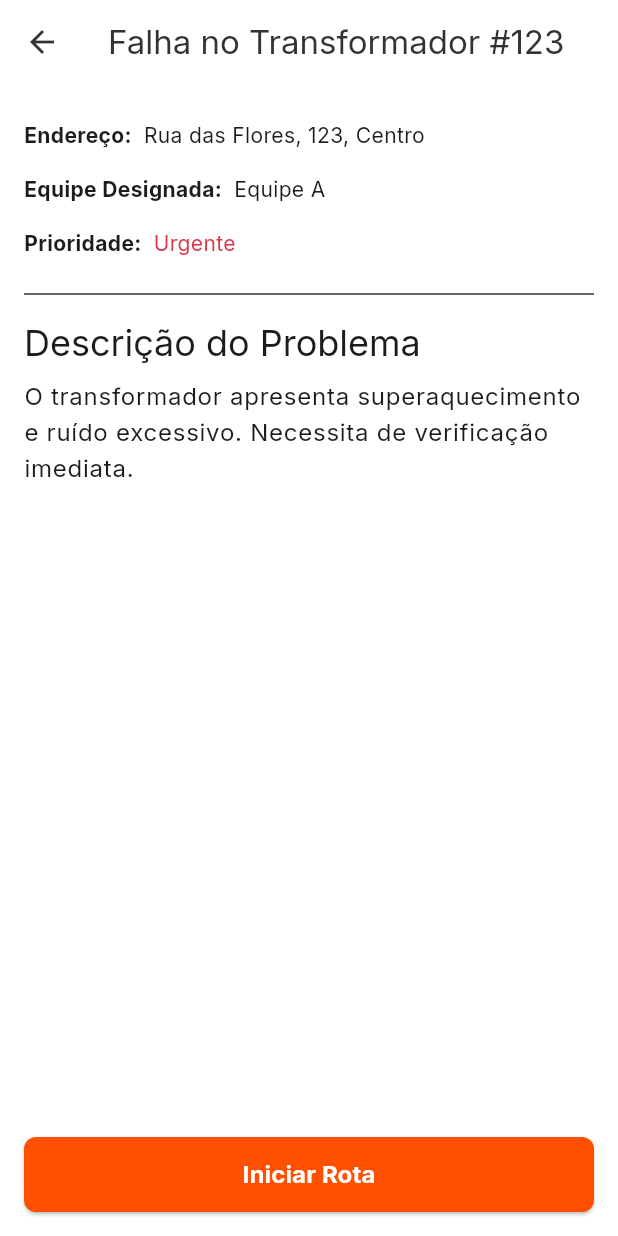
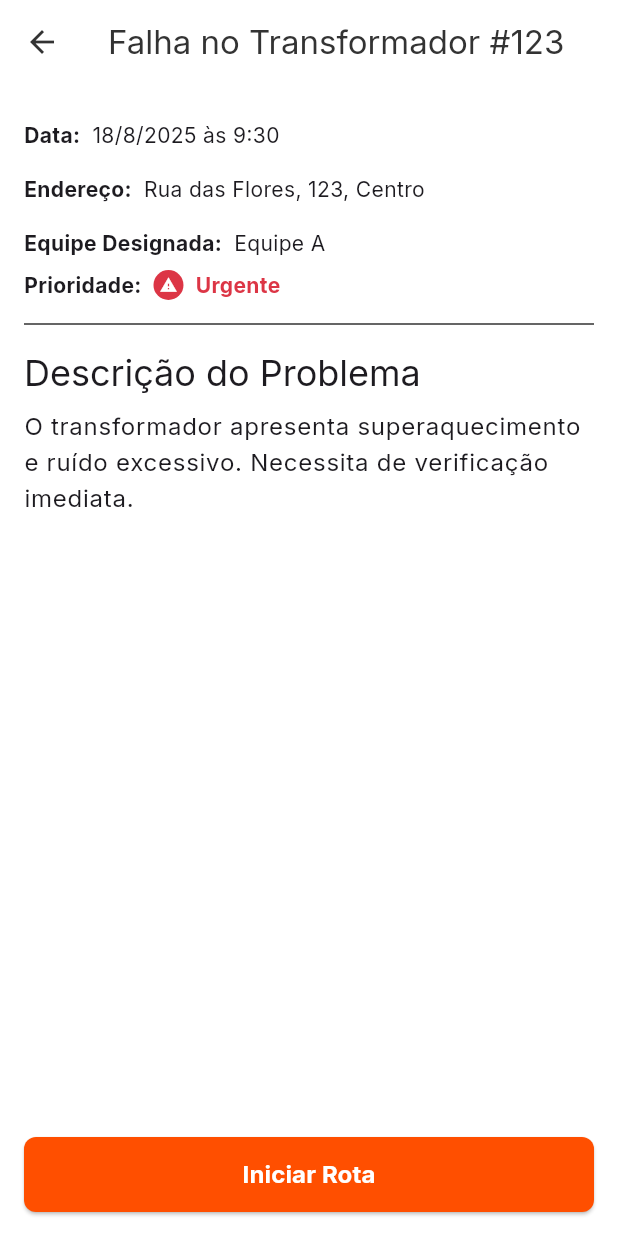
Before and after one commit to IADRON/VoltionHub, a Flutter app: the ServiceOrderScreen screen opened directly, after a tap on "Falha no Transformador #123", on a phone screen of 412 x 824 dp. Run offline on Flutter 3.47's test engine with Material 3 defaults, Android fonts, the light colour scheme and no system bars; our stand-ins replace google_fonts, google_maps_flutter.

Commit message:
0.15
melhorias serviceorderscreen.

```diff
--- a/lib/models/service_order.dart
+++ b/lib/models/service_order.dart
@@ -5,6 +5,7 @@ class ServiceOrder {
   final String priority;
   final String assignedTeam;
   final String description;
+  final DateTime timestamp; // Adicionado
 
   ServiceOrder({
     required this.title,
@@ -13,5 +14,6 @@ class ServiceOrder {
     required this.priority,
     required this.assignedTeam,
     required this.description,
+    required this.timestamp, // Adicionado
   });
 }
--- a/lib/screens/service_order/service_order_details_screen.dart
+++ b/lib/screens/service_order/service_order_details_screen.dart
@@ -1,12 +1,42 @@
 import 'package:flutter/material.dart';
 import 'package:voltionhubapp/models/service_order.dart';
+import 'package:voltionhubapp/theme/app_colors.dart';
 import 'package:voltionhubapp/widgets/custom_button.dart';
-import 'package:voltionhubapp/theme/app_colors.dart';
 
 class ServiceOrderDetailsScreen extends StatelessWidget {
   final ServiceOrder order;
 
   const ServiceOrderDetailsScreen({super.key, required this.order});
+
+  Color _getPriorityColor(String priority) {
+    switch (priority.toLowerCase()) {
+      case 'urgente':
+        return AppColors.vermelhoPerigo;
+      case 'média':
+        return AppColors.laranjaVoltion;
+      case 'baixa':
+        return AppColors.amareloAlerta;
+      case 'em andamento':
+        return AppColors.verdeSucesso;
+      default:
+        return AppColors.cinzaEscuro;
+    }
+  }
+
+  IconData _getPriorityIcon(String priority) {
+    switch (priority.toLowerCase()) {
+      case 'urgente':
+        return Icons.warning;
+      case 'média':
+        return Icons.info;
+      case 'baixa':
+        return Icons.arrow_downward;
+      case 'em andamento':
+        return Icons.construction;
+      default:
+        return Icons.notifications;
+    }
+  }
 
   @override
   Widget build(BuildContext context) {
@@ -19,10 +49,38 @@ class ServiceOrderDetailsScreen extends StatelessWidget {
         child: Column(
           crossAxisAlignment: CrossAxisAlignment.start,
           children: [
-            _buildDetailRow('Endereço:', '${order.address}, ${order.neighborhood}'),
+            _buildDetailRow(
+                'Data:',
+                '${order.timestamp.day}/${order.timestamp.month}/${order.timestamp.year} às ${order.timestamp.hour}:${order.timestamp.minute.toString().padLeft(2, '0')}'),
+            _buildDetailRow(
+                'Endereço:', '${order.address}, ${order.neighborhood}'),
             _buildDetailRow('Equipe Designada:', order.assignedTeam),
-            _buildDetailRow('Prioridade:', order.priority,
-                valueColor: _getPriorityColor(order.priority)),
+            Row(
+              children: [
+                const Text(
+                  'Prioridade:',
+                  style: TextStyle(fontWeight: FontWeight.bold),
+                ),
+                const SizedBox(width: 8),
+                CircleAvatar(
+                  radius: 10,
+                  backgroundColor: _getPriorityColor(order.priority),
+                  child: Icon(
+                    _getPriorityIcon(order.priority),
+                    color: Colors.white,
+                    size: 12,
+                  ),
+                ),
+                const SizedBox(width: 8),
+                Text(
+                  order.priority,
+                  style: TextStyle(
+                    color: _getPriorityColor(order.priority),
+                    fontWeight: FontWeight.bold,
+                  ),
+                ),
+              ],
+            ),
             const Divider(height: 32),
             Text(
               'Descrição do Problema',
@@ -72,17 +130,4 @@ class ServiceOrderDetailsScreen extends StatelessWidget {
       ),
     );
   }
-
-    Color _getPriorityColor(String priority) {
-    switch (priority.toLowerCase()) {
-      case 'urgente':
-        return AppColors.vermelhoPerigo;
-      case 'alta':
-        return AppColors.amareloAlerta;
-      case 'média':
-        return AppColors.azulVoltion;
-      default:
-        return AppColors.cinzaEscuro;
-    }
-  }
 }
--- a/lib/screens/service_order/service_order_screen.dart
+++ b/lib/screens/service_order/service_order_screen.dart
@@ -12,7 +12,7 @@ class ServiceOrderScreen extends StatefulWidget {
 }
 
 class _ServiceOrderScreenState extends State<ServiceOrderScreen> {
-  // Dados de exemplo
+  // Dados de exemplo atualizados
   final List<ServiceOrder> openOrders = [
     ServiceOrder(
         title: 'Falha no Transformador #123',
@@ -20,24 +20,38 @@ class _ServiceOrderScreenState extends State<ServiceOrderScreen> {
         neighborhood: 'Centro',
         priority: 'Urgente',
         assignedTeam: 'Equipe A',
-      description: 'O transformador apresenta superaquecimento e ruído excessivo. Necessita de verificação imediata.'
-    ),
+        description:
+            'O transformador apresenta superaquecimento e ruído excessivo. Necessita de verificação imediata.',
+        timestamp: DateTime.now().subtract(const Duration(hours: 1))),
     ServiceOrder(
         title: 'Vibração Anormal #456',
         address: 'Av. Principal, 456',
         neighborhood: 'Vila Nova',
         priority: 'Média',
         assignedTeam: 'Equipe B',
-      description: 'Moradores relataram vibração incomum no poste do transformador.'
-    ),
+        description:
+            'Moradores relataram vibração incomum no poste do transformador.',
+        timestamp: DateTime.now().subtract(const Duration(hours: 4))),
+    ServiceOrder(
+        title: 'Manutenção Preventiva #789',
+        address: 'Beco da Calesita, 789',
+        neighborhood: 'Jardim América',
+        priority: 'Baixa',
+        assignedTeam: 'Equipe A',
+        description: 'Verificação de rotina agendada para hoje.',
+        timestamp: DateTime.now().subtract(const Duration(days: 1))),
+  ];
+
+  final List<ServiceOrder> inProgressOrders = [
     ServiceOrder(
         title: 'Superaquecimento #789',
         address: 'Beco da Calesita, 789',
         neighborhood: 'Jardim América',
-      priority: 'Alta',
+        priority: 'Em Andamento',
         assignedTeam: 'Equipe A',
-      description: 'Alerta de superaquecimento recebido pelo sistema de monitoramento.'
-    ),
+        description:
+            'Alerta de superaquecimento recebido pelo sistema de monitoramento.',
+        timestamp: DateTime.now().subtract(const Duration(minutes: 30))),
   ];
 
   // Gerenciamento de estado para o modo de seleção
@@ -81,7 +95,7 @@ class _ServiceOrderScreenState extends State<ServiceOrderScreen> {
         body: TabBarView(
           children: [
             _buildOrderList(openOrders),
-            _buildOrderList([]), // Lista vazia para "Em Andamento"
+            _buildOrderList(inProgressOrders), // Lista para "Em Andamento"
             _buildOrderList([]), // Lista vazia para "Concluídas"
           ],
         ),
@@ -152,7 +166,8 @@ class _ServiceOrderScreenState extends State<ServiceOrderScreen> {
               Navigator.push(
                 context,
                 MaterialPageRoute(
-                  builder: (context) => ServiceOrderDetailsScreen(order: order),
+                  builder: (context) =>
+                      ServiceOrderDetailsScreen(order: order),
                 ),
               );
             }
--- a/lib/screens/service_order/widgets/service_order_card.dart
+++ b/lib/screens/service_order/widgets/service_order_card.dart
@@ -22,12 +22,29 @@ class ServiceOrderCard extends StatelessWidget {
     switch (priority.toLowerCase()) {
       case 'urgente':
         return AppColors.vermelhoPerigo;
-      case 'alta':
+      case 'média':
+        return AppColors.laranjaVoltion;
+      case 'baixa':
         return AppColors.amareloAlerta;
-      case 'média':
-        return AppColors.azulVoltion;
+      case 'em andamento':
+        return AppColors.verdeSucesso;
       default:
         return AppColors.cinzaEscuro;
+    }
+  }
+
+  IconData _getPriorityIcon(String priority) {
+    switch (priority.toLowerCase()) {
+      case 'urgente':
+        return Icons.warning;
+      case 'média':
+        return Icons.info;
+      case 'baixa':
+        return Icons.arrow_downward;
+      case 'em andamento':
+        return Icons.construction;
+      default:
+        return Icons.notifications;
     }
   }
 
@@ -58,11 +75,26 @@ class ServiceOrderCard extends StatelessWidget {
                 child: Column(
                   crossAxisAlignment: CrossAxisAlignment.start,
                   children: [
-                    Text(
-                      order.title,
-                      style: Theme.of(context).textTheme.titleLarge?.copyWith(
-                            fontWeight: FontWeight.bold,
+                    Row(
+                      mainAxisAlignment: MainAxisAlignment.spaceBetween,
+                      children: [
+                        Flexible(
+                          child: Text(
+                            order.title,
+                            style: Theme.of(context)
+                                .textTheme
+                                .titleLarge
+                                ?.copyWith(
+                                  fontWeight: FontWeight.bold,
+                                ),
+                            overflow: TextOverflow.ellipsis,
                           ),
+                        ),
+                        Text(
+                          '${order.timestamp.day}/${order.timestamp.month} - ${order.timestamp.hour}:${order.timestamp.minute.toString().padLeft(2, '0')}',
+                          style: Theme.of(context).textTheme.bodySmall,
+                        ),
+                      ],
                     ),
                     const SizedBox(height: 8),
                     Text('${order.address}, ${order.neighborhood}'),
@@ -70,13 +102,25 @@ class ServiceOrderCard extends StatelessWidget {
                     Row(
                       mainAxisAlignment: MainAxisAlignment.spaceBetween,
                       children: [
-                        Chip(
-                          label: Text(
-                            order.priority,
-                            style: const TextStyle(color: Colors.white),
-                          ),
-                          backgroundColor: _getPriorityColor(order.priority),
-                          padding: const EdgeInsets.symmetric(horizontal: 8.0),
+                        Row(
+                          children: [
+                            CircleAvatar(
+                              radius: 12,
+                              backgroundColor: _getPriorityColor(order.priority),
+                              child: Icon(
+                                _getPriorityIcon(order.priority),
+                                color: Colors.white,
+                                size: 14,
+                              ),
+                            ),
+                            const SizedBox(width: 8),
+                            Text(
+                              order.priority,
+                              style: const TextStyle(
+                                fontWeight: FontWeight.bold,
+                              ),
+                            ),
+                          ],
                         ),
                         Text(
                           'Equipe: ${order.assignedTeam}',
```
Lines whose indentation alone changed are shown as unchanged.
